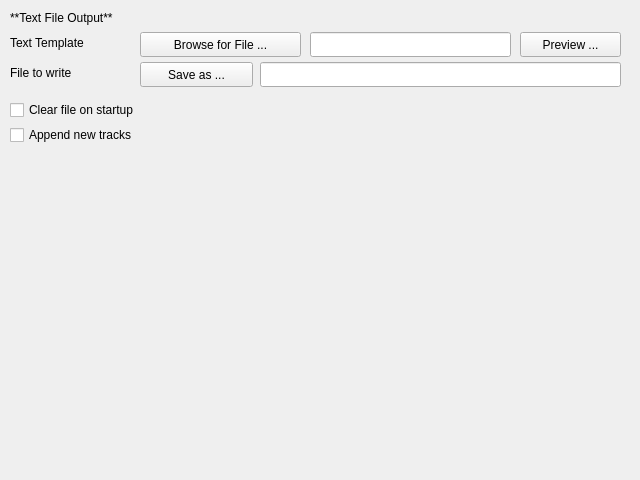
Before: the Qt Designer form nowplaying/resources/ui/notifications_textoutput.ui in whatsnowplaying/whats-now-playing, drawn with Qt 5.
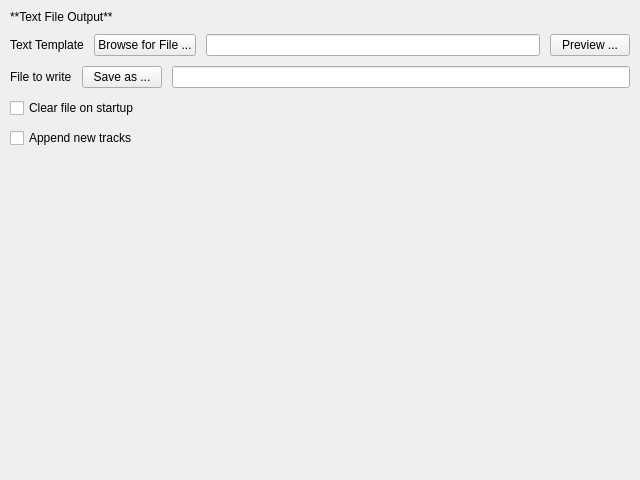
After: the same form once the commit is applied.

```diff
--- a/nowplaying/resources/ui/notifications_textoutput.ui
+++ b/nowplaying/resources/ui/notifications_textoutput.ui
@@ -19,15 +19,15 @@
   <property name="displayName" stdset="0">
    <string>Text File Output</string>
   </property>
+  <layout class="QVBoxLayout" name="main_layout">
+   <property name="margin">
+    <number>10</number>
+   </property>
+   <property name="spacing">
+    <number>10</number>
+   </property>
+   <item>
   <widget class="QLabel" name="text_header_label">
-   <property name="geometry">
-    <rect>
-     <x>10</x>
-     <y>10</y>
-     <width>261</width>
-     <height>16</height>
-    </rect>
-   </property>
    <property name="text">
     <string>**Text File Output**</string>
    </property>
@@ -35,100 +35,58 @@
     <enum>Qt::MarkdownText</enum>
    </property>
   </widget>
+   </item>
+   <item>
+    <layout class="QHBoxLayout" name="texttemplate_layout">
+     <item>
   <widget class="QLabel" name="texttemplate_label">
-   <property name="geometry">
-    <rect>
-     <x>10</x>
-     <y>35</y>
-     <width>111</width>
-     <height>16</height>
-    </rect>
-   </property>
    <property name="text">
     <string>Text Template</string>
    </property>
   </widget>
+     </item>
+     <item>
   <widget class="QPushButton" name="texttemplate_button">
-   <property name="geometry">
-    <rect>
-     <x>140</x>
-     <y>32</y>
-     <width>161</width>
-     <height>25</height>
-    </rect>
-   </property>
    <property name="text">
     <string>Browse for File ...</string>
    </property>
   </widget>
-  <widget class="QPushButton" name="textoutput_button">
-   <property name="geometry">
-    <rect>
-     <x>140</x>
-     <y>62</y>
-     <width>113</width>
-     <height>25</height>
-    </rect>
-   </property>
-   <property name="text">
-    <string>Save as ...</string>
-   </property>
-  </widget>
-  <widget class="QLabel" name="textoutput_label">
-   <property name="geometry">
-    <rect>
-     <x>10</x>
-     <y>65</y>
-     <width>111</width>
-     <height>16</height>
-    </rect>
-   </property>
-   <property name="text">
-    <string>File to write</string>
-   </property>
-  </widget>
-  <widget class="QLineEdit" name="texttemplate_lineedit">
-   <property name="geometry">
-    <rect>
-     <x>310</x>
-     <y>32</y>
-     <width>201</width>
-     <height>25</height>
-    </rect>
-   </property>
-  </widget>
+     </item>
+     <item>
+      <widget class="QLineEdit" name="texttemplate_lineedit"/>
+     </item>
+     <item>
   <widget class="QPushButton" name="textpreview_button">
-   <property name="geometry">
-    <rect>
-     <x>520</x>
-     <y>32</y>
-     <width>101</width>
-     <height>25</height>
-    </rect>
-   </property>
    <property name="text">
     <string>Preview ...</string>
    </property>
   </widget>
-  <widget class="QLineEdit" name="textoutput_lineedit">
-   <property name="geometry">
-    <rect>
-     <x>260</x>
-     <y>62</y>
-     <width>361</width>
-     <height>25</height>
-    </rect>
-   </property>
-  </widget>
+     </item>
+    </layout>
+   </item>
+   <item>
+    <layout class="QHBoxLayout" name="textoutput_layout">
+     <item>
+      <widget class="QLabel" name="textoutput_label">
+       <property name="text">
+        <string>File to write</string>
+       </property>
+      </widget>
+     </item>
+     <item>
+      <widget class="QPushButton" name="textoutput_button">
+       <property name="text">
+        <string>Save as ...</string>
+       </property>
+      </widget>
+     </item>
+     <item>
+      <widget class="QLineEdit" name="textoutput_lineedit"/>
+     </item>
+    </layout>
+   </item>
+   <item>
   <widget class="QCheckBox" name="clear_checkbox">
-   <property name="geometry">
-    <rect>
-     <x>10</x>
-     <y>100</y>
-     <width>211</width>
-     <height>20</height>
-    </rect>
-   </property>
    <property name="toolTip">
     <string extracomment="Empty the file contents on application launch"/>
    </property>
@@ -136,15 +94,9 @@
     <string>Clear file on startup</string>
    </property>
   </widget>
+   </item>
+   <item>
   <widget class="QCheckBox" name="append_checkbox">
-   <property name="geometry">
-    <rect>
-     <x>10</x>
-     <y>125</y>
-     <width>211</width>
-     <height>20</height>
-    </rect>
-   </property>
    <property name="toolTip">
     <string extracomment="Add to the content rather than replace it."/>
    </property>
@@ -152,6 +104,21 @@
     <string>Append new tracks</string>
    </property>
   </widget>
+   </item>
+   <item>
+    <spacer>
+     <property name="orientation">
+      <enum>Qt::Vertical</enum>
+     </property>
+     <property name="sizeHint" stdset="0">
+      <size>
+       <width>20</width>
+       <height>40</height>
+      </size>
+     </property>
+    </spacer>
+   </item>
+  </layout>
  </widget>
  <resources/>
  <connections/>
```
Lines whose indentation alone changed are shown as unchanged.
